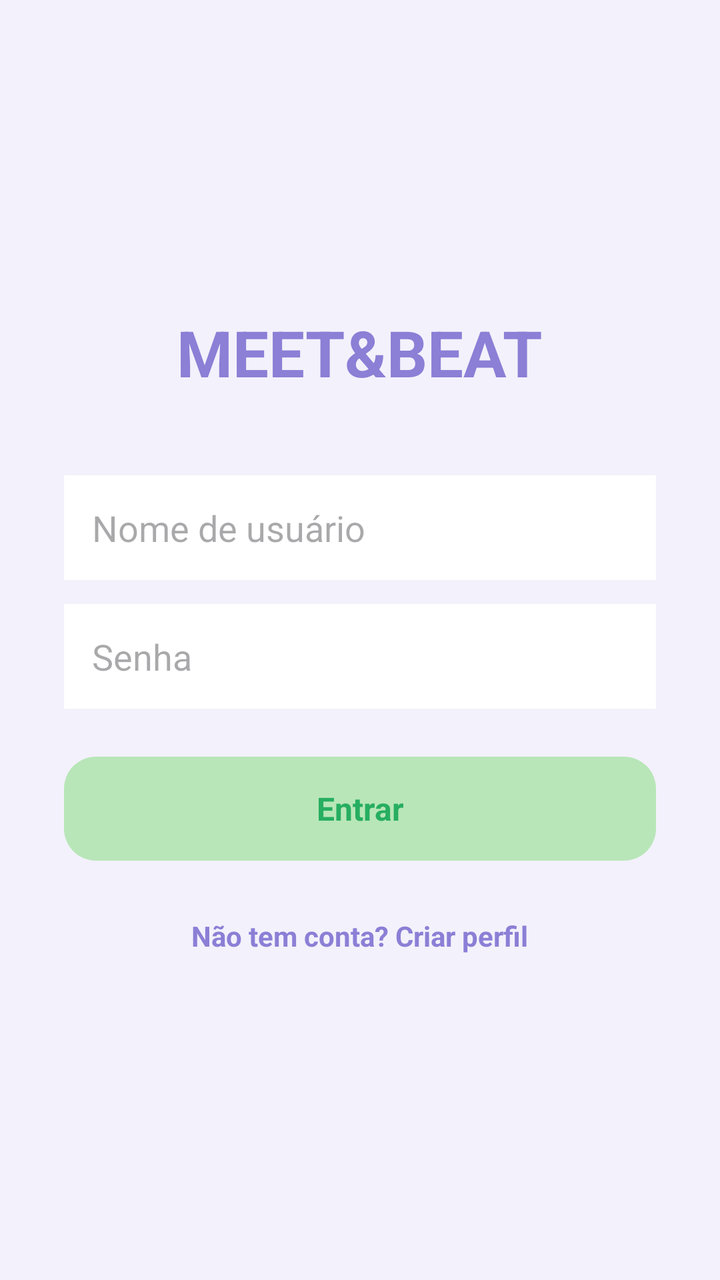
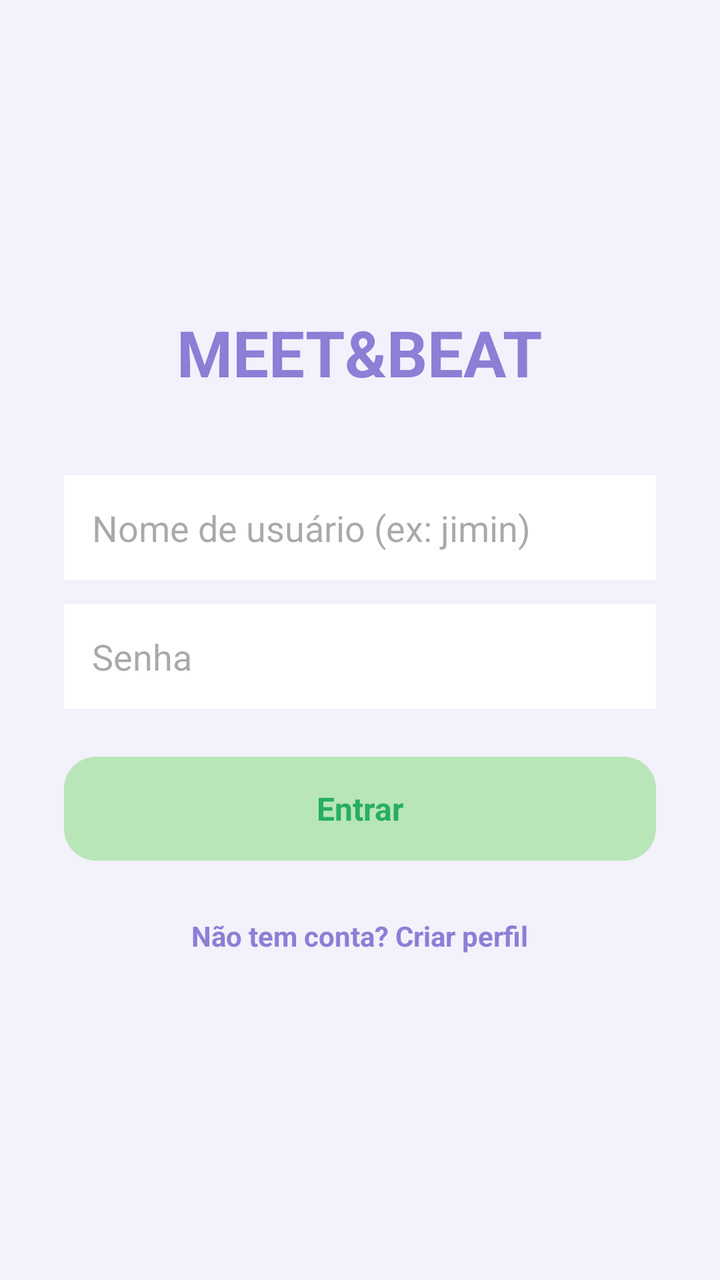

Screens rendered from an Android XML layout before and after an edit, with the pre-edit source and the edit as a unified diff.
<!-- AndroidManifest.xml: activity theme Theme.MeetBeat -->
<!-- res/layout/activity_login.xml -->
<?xml version="1.0" encoding="utf-8"?>
<LinearLayout xmlns:android="http://schemas.android.com/apk/res/android"
    android:layout_width="match_parent"
    android:layout_height="match_parent"
    android:orientation="vertical"
    android:gravity="center"
    android:background="@color/purple_light"
    android:padding="32dp">

    <TextView
        android:layout_width="wrap_content"
        android:layout_height="wrap_content"
        android:text="MEET&amp;BEAT"
        android:textColor="@color/purple_primary"
        android:textSize="32sp"
        android:textStyle="bold"
        android:layout_marginBottom="40dp" />

    <EditText
        android:id="@+id/editNomeLogin"
        android:layout_width="match_parent"
        android:layout_height="wrap_content"
        android:background="@color/card_background"
        android:padding="14dp"
        android:hint="Nome de usuário" />

    <EditText
        android:id="@+id/editSenhaLogin"
        android:layout_width="match_parent"
        android:layout_height="wrap_content"
        android:background="@color/card_background"
        android:padding="14dp"
        android:layout_marginTop="12dp"
        android:hint="Senha"
        android:inputType="textPassword" />

    <TextView
        android:id="@+id/btnEntrar"
        android:layout_width="match_parent"
        android:layout_height="52dp"
        android:layout_marginTop="24dp"
        android:background="@drawable/bg_button_accept"
        android:gravity="center"
        android:text="Entrar"
        android:textColor="#27AE60"
        android:textStyle="bold"
        android:textSize="16sp"
        android:clickable="true"
        android:focusable="true" />

    <TextView
        android:id="@+id/btnIrParaCadastro"
        android:layout_width="wrap_content"
        android:layout_height="wrap_content"
        android:layout_marginTop="20dp"
        android:text="Não tem conta? Criar perfil"
        android:textColor="@color/purple_primary"
        android:textStyle="bold"
        android:padding="8dp"
        android:clickable="true"
        android:focusable="true" />

</LinearLayout>
<!-- resources referenced by this layout -->
<resources>
  <color name="card_background">#FFFFFF</color>
  <color name="purple_light">#F3F1FB</color>
  <color name="purple_primary">#8B7FD6</color>
  <!-- drawable bg_button_accept (drawable) -->
  <?xml version="1.0" encoding="utf-8"?>
  <shape xmlns:android="http://schemas.android.com/apk/res/android"
      android:shape="rectangle">
      <solid android:color="@color/accept_green" />
      <corners android:radius="16dp" />
  </shape>
  <style name="Theme.MeetBeat" parent="Base.Theme.MeetBeat" />
  <color name="accept_green">#B8E6B8</color>
  <style name="Base.Theme.MeetBeat" parent="Theme.Material3.DayNight.NoActionBar">
          
          
      </style>
</resources>

<!-- the commit's change to res/layout/activity_login.xml (unified diff, before → after) -->
@@ -22,7 +22,7 @@
         android:layout_height="wrap_content"
         android:background="@color/card_background"
         android:padding="14dp"
-        android:hint="Nome de usuário" />
+        android:hint="Nome de usuário (ex: jimin)" />
 
     <EditText
         android:id="@+id/editSenhaLogin"
